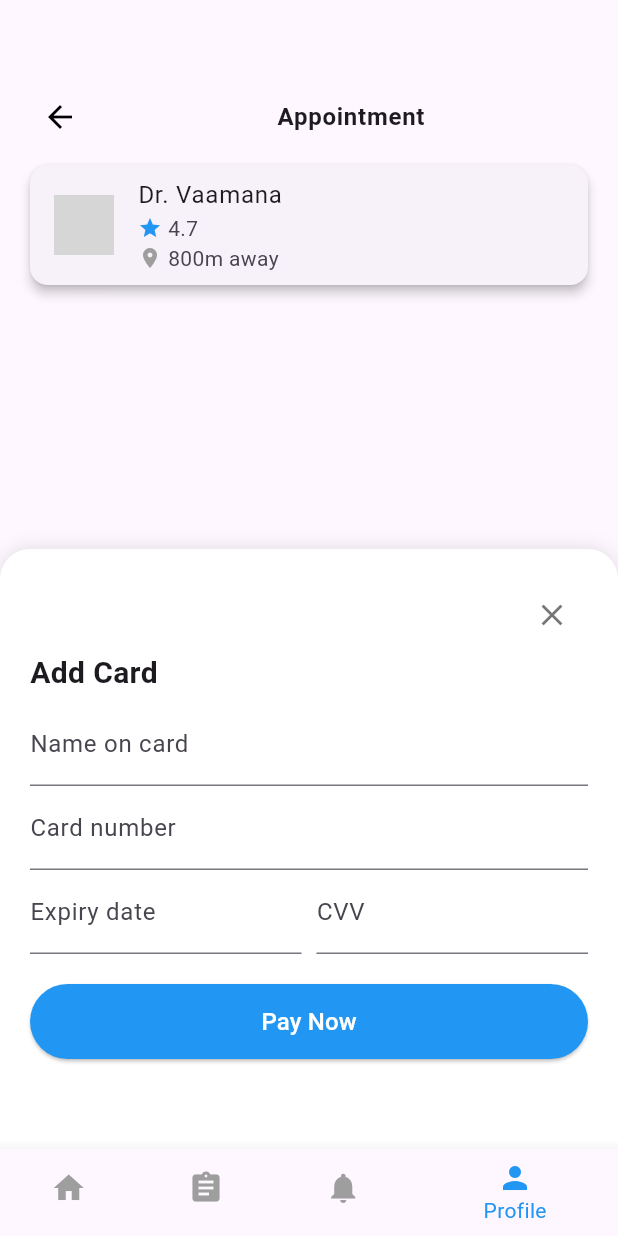
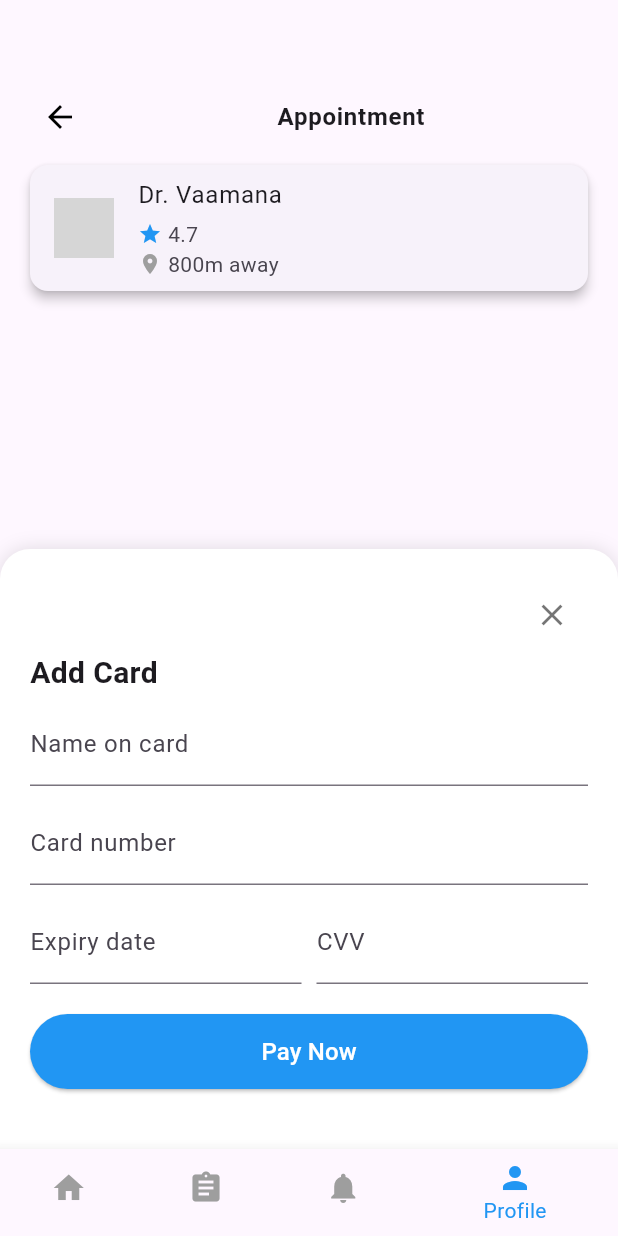
Before and after one commit to SumindaBandara/HelthcareMobileApp, a Flutter app: the Checkout screen opened by its route, on a phone screen of 412 x 824 dp. Run offline on Flutter 3.47's test engine with Material 3 defaults, Android fonts, the phone set to English and light mode, and no system bars; our stand-ins replace cloud_firestore, firebase_core; accounts and stored records are empty; grey boxes are pictures that could not be loaded.

```diff
--- a/lib/main.dart
+++ b/lib/main.dart
@@ -7,7 +7,6 @@ import 'package:untitled/screens/onboarding2.dart';
 import 'package:untitled/screens/topdoctor.dart';
 import 'package:untitled/screens/user.dart';
 import 'package:untitled/screens/CheckOut.dart';
-import 'package:untitled/screens/BookAppointment.dart';
 import 'package:untitled/screens/CheckOut.dart';
 import 'package:untitled/screens/ondaypayment.dart';
 import 'package:untitled/screens/paymentsucess.dart';
@@ -42,9 +41,8 @@ class MyApp extends StatelessWidget {
         '/three': (context) => TopDoctorsScreen(),
         '/five': (context) => Sign_in(),
         '/six': (context) => Sign_up(),
-        '/eight': (context) => AppointmentScreen(),
         '/nine': (context) => Checkout(),
-        '/ten': (context) => Ondaypayment(),
+        '/ten': (context) => const OnDayPayment(),
         '/eleven': (context) => Paymentsucess(),
         '/twelve': (context) => ProfileScreen(),
         '/thirteen': (context) => NotificationsScreen(),
--- a/lib/screens/CheckOut.dart
+++ b/lib/screens/CheckOut.dart
@@ -1,6 +1,8 @@
 import 'package:flutter/material.dart';
 
 class Checkout extends StatelessWidget {
+  const Checkout({super.key});
+
   @override
   Widget build(BuildContext context) {
     return Scaffold(
@@ -8,7 +10,7 @@ class Checkout extends StatelessWidget {
         selectedItemColor: Colors.blue,
         unselectedItemColor: Colors.grey,
         currentIndex: 3,
-        items: [
+        items: const [
           BottomNavigationBarItem(icon: Icon(Icons.home), label: "Home"),
           BottomNavigationBarItem(
               icon: Icon(Icons.assignment), label: "Reports"),
@@ -21,7 +23,7 @@ class Checkout extends StatelessWidget {
         children: [
           Column(
             children: [
-              SizedBox(height: 50),
+              const SizedBox(height: 50),
               ListTile(
                 leading: IconButton(
                   icon: const Icon(Icons.arrow_back, color: Colors.black),
@@ -29,35 +31,45 @@ class Checkout extends StatelessWidget {
                     Navigator.pushReplacementNamed(context, '/eight');
                   },
                 ),
-                title: Center(
-                    child: Text("Appointment",
-                        style: TextStyle(fontWeight: FontWeight.bold))),
+                title: const Center(
+                  child: Text(
+                    "Appointment",
+                    style: TextStyle(fontWeight: FontWeight.bold),
+                  ),
+                ),
               ),
               Padding(
                 padding: const EdgeInsets.symmetric(horizontal: 16.0),
                 child: Card(
                   elevation: 3,
                   shape: RoundedRectangleBorder(
-                      borderRadius: BorderRadius.circular(12)),
+                    borderRadius: BorderRadius.circular(12),
+                  ),
                   child: ListTile(
-                    leading: CircleAvatar(
+                    leading: const CircleAvatar(
                       backgroundImage: AssetImage(
-                          "assets/doctor.png"), // replace with actual image
+                          "assets/doctor.png"), // Replace with actual asset
                     ),
-                    title: Text("Dr. Vaamana"),
+                    title: const Text("Dr. Vaamana"),
                     subtitle: Column(
                       crossAxisAlignment: CrossAxisAlignment.start,
                       children: [
-                        Row(children: [
+                        const SizedBox(height: 4),
+                        Row(
+                          children: const [
                             Icon(Icons.star, color: Colors.blue, size: 16),
                             SizedBox(width: 4),
                             Text("4.7"),
-                        ]),
-                        Row(children: [
-                          Icon(Icons.location_on, color: Colors.grey, size: 16),
+                          ],
+                        ),
+                        Row(
+                          children: const [
+                            Icon(Icons.location_on,
+                                color: Colors.grey, size: 16),
                             SizedBox(width: 4),
                             Text("800m away"),
-                        ]),
+                          ],
+                        ),
                       ],
                     ),
                   ),
@@ -69,46 +81,56 @@ class Checkout extends StatelessWidget {
             alignment: Alignment.bottomCenter,
             child: Container(
               height: 400,
-              padding: EdgeInsets.all(20),
-              decoration: BoxDecoration(
+              padding: const EdgeInsets.all(20),
+              decoration: const BoxDecoration(
                 color: Colors.white,
                 borderRadius: BorderRadius.vertical(top: Radius.circular(20)),
-                boxShadow: [BoxShadow(blurRadius: 10, color: Colors.black12)],
+                boxShadow: [
+                  BoxShadow(blurRadius: 10, color: Colors.black12),
+                ],
               ),
               child: Column(
                 crossAxisAlignment: CrossAxisAlignment.start,
                 children: [
                   Row(
                     children: [
-                      Spacer(),
+                      const Spacer(),
                       IconButton(
-                        icon: Icon(Icons.close, color: Colors.black54),
+                        icon: const Icon(Icons.close, color: Colors.black54),
                         onPressed: () {
-                          Navigator.pushReplacementNamed(context, '/eight');
+                          Navigator.pushReplacementNamed(context, '/fifteen');
                         },
                       ),
                     ],
                   ),
-                  Text("Add Card",
-                      style:
-                          TextStyle(fontSize: 20, fontWeight: FontWeight.bold)),
-                  SizedBox(height: 5),
-                  TextField(
+                  const Text(
+                    "Add Card",
+                    style: TextStyle(fontSize: 20, fontWeight: FontWeight.bold),
+                  ),
+                  const SizedBox(height: 5),
+                  const TextField(
                     decoration: InputDecoration(
-                        labelText: "Name on card", hintText: "Ruchi"),
+                      labelText: "Name on card",
+                      hintText: "Ruchi",
                     ),
-                  TextField(
+                  ),
+                  const SizedBox(height: 10),
+                  const TextField(
                     decoration: InputDecoration(
                       labelText: "Card number",
-                        hintText: "1234 4567 7890 1234"),
+                      hintText: "1234 4567 7890 1234",
+                    ),
                     keyboardType: TextInputType.number,
                   ),
+                  const SizedBox(height: 10),
                   Row(
-                    children: [
+                    children: const [
                       Expanded(
                         child: TextField(
                           decoration: InputDecoration(
-                              labelText: "Expiry date", hintText: "02/24"),
+                            labelText: "Expiry date",
+                            hintText: "02/24",
+                          ),
                           keyboardType: TextInputType.datetime,
                         ),
                       ),
@@ -122,7 +144,7 @@ class Checkout extends StatelessWidget {
                       ),
                     ],
                   ),
-                  SizedBox(height: 20),
+                  const SizedBox(height: 20),
                   SizedBox(
                     width: double.infinity,
                     height: 50,
@@ -133,10 +155,13 @@ class Checkout extends StatelessWidget {
                       style: ElevatedButton.styleFrom(
                         backgroundColor: Colors.blue,
                         shape: RoundedRectangleBorder(
-                            borderRadius: BorderRadius.circular(30)),
+                          borderRadius: BorderRadius.circular(30),
                         ),
-                      child: Text("Pay Now",
-                          style: TextStyle(fontSize: 16, color: Colors.white)),
+                      ),
+                      child: const Text(
+                        "Pay Now",
+                        style: TextStyle(fontSize: 16, color: Colors.white),
+                      ),
                     ),
                   ),
                 ],
```
Also changed, not shown: lib/screens/BookAppointment.dart (+121 -16 lines), lib/screens/Profile.dart (+9 -10 lines), lib/screens/doctordetails.dart (+7 -1 lines), lib/screens/ondaypayment.dart (+19 -23 lines). Lines whose indentation alone changed are shown as unchanged.
